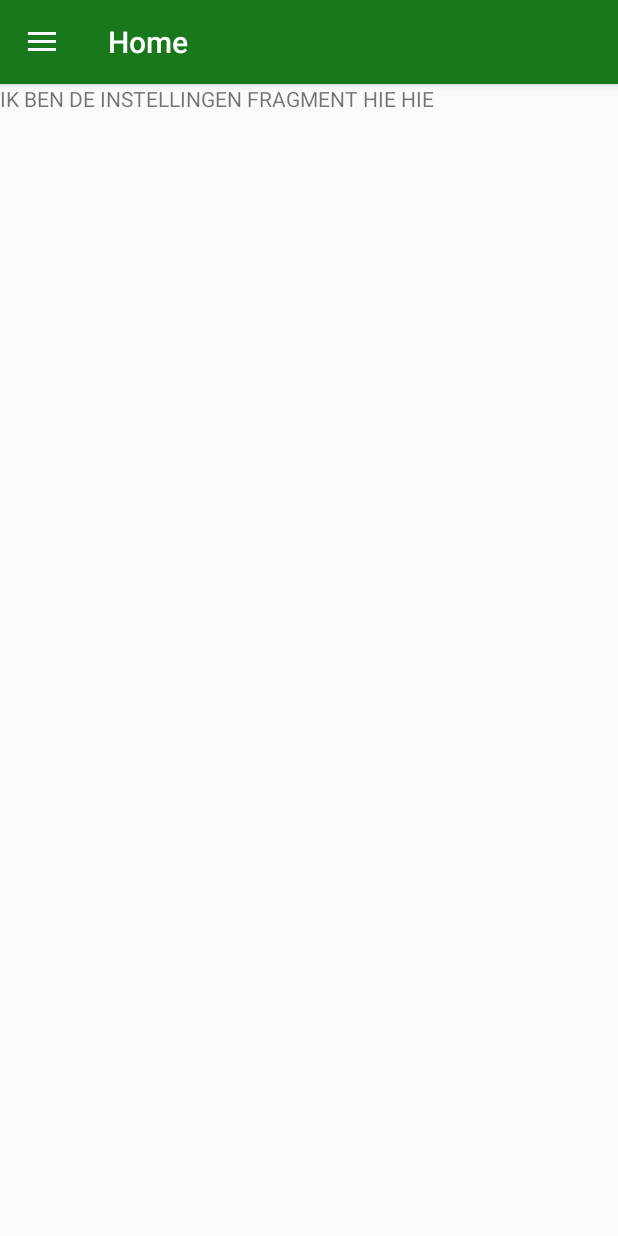
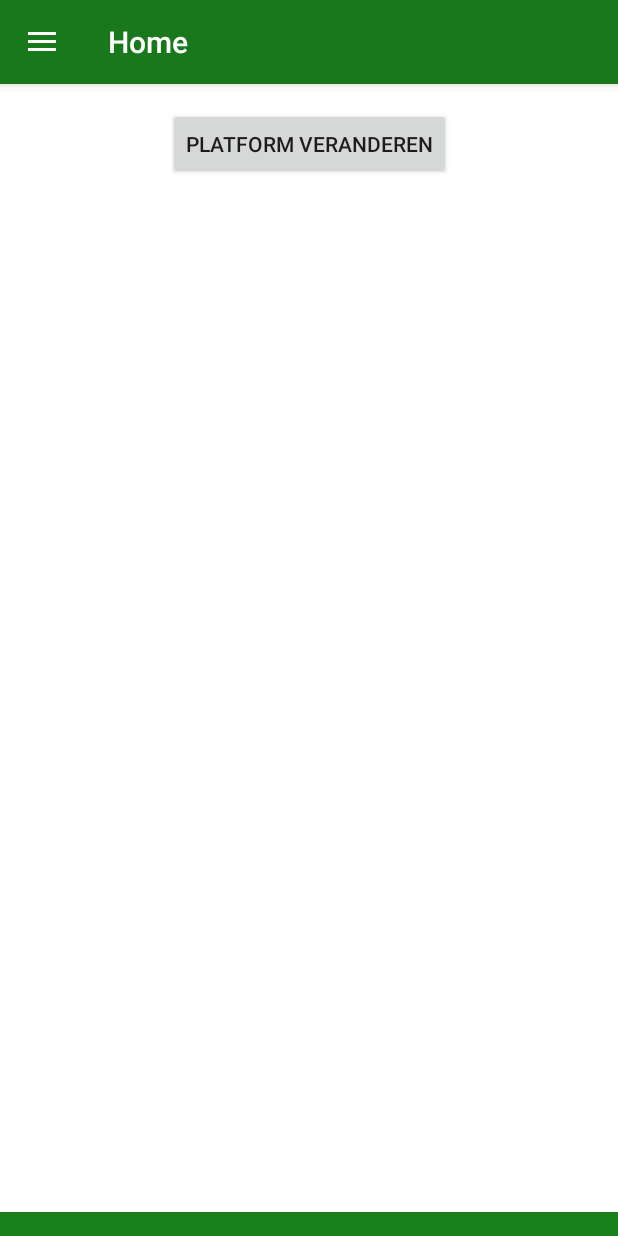
Before and after one commit to YeetIntoOblivion/TreeCompany_Android, an Android app: the fragment SettingsFragment placed in its activity, on a phone screen of 412 x 824 dp. Run offline under Robolectric (Android 15) with nearby library versions, the phone set to English and light mode, and no system bars; 1 statement that could not run was skipped.

Commit message:
Platform preferences completed

```diff
--- a/app/src/main/java/com/spanishinquisition/treecompany/activities/SplashScreenActivity.kt
+++ b/app/src/main/java/com/spanishinquisition/treecompany/activities/SplashScreenActivity.kt
@@ -9,7 +9,7 @@ import android.util.Log
 import android.widget.ImageView
 import android.widget.TextView
 import com.spanishinquisition.treecompany.R
-import com.spanishinquisition.treecompany.rest.SplashConnection
+import com.spanishinquisition.treecompany.rest.isConnectedToServer
 import io.reactivex.Observable
 import io.reactivex.android.schedulers.AndroidSchedulers
 import io.reactivex.disposables.Disposable
@@ -53,7 +53,7 @@ class SplashScreenActivity : Activity() {
 
     private fun contactBackEnd() {
         val observable = Observable.create<Boolean> { emitter ->
-            emitter.onNext(SplashConnection(this).isConnectedToServer())
+            emitter.onNext(isConnectedToServer(this))
         }
 
         localhostSubscription = observable
--- a/app/src/main/java/com/spanishinquisition/treecompany/fragments/SettingsFragment.kt
+++ b/app/src/main/java/com/spanishinquisition/treecompany/fragments/SettingsFragment.kt
@@ -1,22 +1,38 @@
 package com.spanishinquisition.treecompany.fragments
 
 
+import android.content.Intent
 import android.os.Bundle
 import androidx.fragment.app.Fragment
 import android.view.LayoutInflater
 import android.view.View
 import android.view.ViewGroup
+import android.widget.Button
 
 import com.spanishinquisition.treecompany.R
+import com.spanishinquisition.treecompany.activities.ChoosePlatformActivity
+import kotlinx.android.synthetic.main.fragment_settings.view.*
 
 class SettingsFragment : Fragment() {
+    private lateinit var changePlatformBtn: Button
 
     override fun onCreateView(
         inflater: LayoutInflater, container: ViewGroup?,
         savedInstanceState: Bundle?
     ): View? {
-        return inflater.inflate(R.layout.fragment_settings, container, false)
+        val view = inflater.inflate(R.layout.fragment_settings, container, false)
+        initialiseViews(view)
+        addEventHandlers()
+        return view
     }
 
+    private fun initialiseViews(view: View) {
+        changePlatformBtn = view.changePlatformBtn
+    }
 
+    private fun addEventHandlers() {
+        changePlatformBtn.setOnClickListener {
+            startActivity(Intent(activity, ChoosePlatformActivity::class.java))
+        }
+    }
 }
--- a/app/src/main/java/com/spanishinquisition/treecompany/rest/RetroFit.kt
+++ b/app/src/main/java/com/spanishinquisition/treecompany/rest/RetroFit.kt
@@ -1,5 +1,7 @@
 package com.spanishinquisition.treecompany.rest
 
+import android.content.Context
+import android.net.ConnectivityManager
 import com.google.gson.GsonBuilder
 import com.spanishinquisition.treecompany.models.Idea
 import com.spanishinquisition.treecompany.models.Platform
@@ -7,14 +9,15 @@ import com.spanishinquisition.treecompany.models.projects.Ideation
 import com.spanishinquisition.treecompany.models.projects.Module
 import com.spanishinquisition.treecompany.models.projects.Project
 import com.spanishinquisition.treecompany.models.projects.Questionnaire
+import okhttp3.Request
 import retrofit2.Call
 import retrofit2.Retrofit
 import retrofit2.converter.gson.GsonConverterFactory
 import retrofit2.http.GET
 import retrofit2.http.Query
+import java.io.IOException
 
-var base_url: String = "https://10.0.2.2:5001/"
-
+var BASE_URL: String = "https://10.0.2.2:5001/"
 
 fun getClient(): ApiService {
     val gson = GsonBuilder()
@@ -22,7 +25,7 @@ fun getClient(): ApiService {
         .create()
 
     val retrofit = Retrofit.Builder()
-        .baseUrl(base_url)
+        .baseUrl(BASE_URL)
         .client(UnsafeOkHttpClient.getUnsafeOkHttpClient())
         .addConverterFactory(GsonConverterFactory.create(gson))
         .build()
@@ -71,3 +74,23 @@ interface ApiService {
     @GET("api/module/GetIdeas")
     fun getIdeas(@Query("id") id: Int): Call<List<Idea>>
 }
+
+fun isConnectedToServer(context: Context): Boolean {
+    val connMgr = context.getSystemService(
+        Context.CONNECTIVITY_SERVICE
+    ) as ConnectivityManager
+    val networkInfo = connMgr.activeNetworkInfo
+    if (networkInfo != null && networkInfo.isConnected) {
+        try {
+            val request = Request.Builder()
+                .url(BASE_URL)
+                .build()
+
+            val client = UnsafeOkHttpClient.getUnsafeOkHttpClient()
+            return client.newCall(request).execute().isSuccessful
+        } catch (e: IOException) {
+            e.printStackTrace()
+        }
+    }
+    return false
+}
--- a/app/src/main/res/layout/activity_choose_platform.xml
+++ b/app/src/main/res/layout/activity_choose_platform.xml
@@ -28,6 +28,7 @@
                 android:text="@string/first_time_explain"
                 android:layout_width="0dp"
                 android:layout_height="wrap_content" android:id="@+id/firstTimeExplain"
+                android:gravity="center"
                 app:layout_constraintStart_toStartOf="parent"
                 app:layout_constraintEnd_toEndOf="parent" android:layout_marginEnd="24dp"
                 app:layout_constraintTop_toBottomOf="@+id/firstTimeTitle" android:layout_marginTop="16dp"
--- a/app/src/main/res/layout/fragment_settings.xml
+++ b/app/src/main/res/layout/fragment_settings.xml
@@ -1,13 +1,27 @@
 <?xml version="1.0" encoding="utf-8"?>
 <FrameLayout xmlns:android="http://schemas.android.com/apk/res/android"
-             xmlns:tools="http://schemas.android.com/tools"
+             xmlns:app="http://schemas.android.com/apk/res-auto" xmlns:tools="http://schemas.android.com/tools"
              android:layout_width="match_parent"
              android:layout_height="match_parent"
              tools:context=".fragments.SettingsFragment">
-
-    <!-- TODO: Update blank fragment layout -->
-    <TextView
+    <androidx.constraintlayout.widget.ConstraintLayout
             android:layout_width="match_parent"
             android:layout_height="match_parent"
-            android:text="@string/settings_fragment"/>
+            android:background="@color/colorPrimary">
+        <androidx.constraintlayout.widget.ConstraintLayout
+                android:layout_width="match_parent"
+                android:layout_height="match_parent" app:layout_constraintStart_toStartOf="parent"
+                app:layout_constraintTop_toTopOf="parent" app:layout_constraintEnd_toEndOf="parent"
+                app:layout_constraintBottom_toBottomOf="parent" android:layout_marginBottom="16dp"
+                android:background="@color/white">
+            <Button
+                    android:text="@string/change_platform"
+                    android:layout_width="wrap_content"
+                    android:layout_height="wrap_content"
+                    android:id="@+id/changePlatformBtn"
+                    app:layout_constraintTop_toTopOf="parent" android:layout_marginTop="16dp"
+                    app:layout_constraintStart_toStartOf="parent"
+                    app:layout_constraintEnd_toEndOf="parent"/>
+        </androidx.constraintlayout.widget.ConstraintLayout>
+    </androidx.constraintlayout.widget.ConstraintLayout>
 </FrameLayout>
--- a/app/src/main/res/values/strings.xml
+++ b/app/src/main/res/values/strings.xml
@@ -41,9 +41,6 @@
     <string name="dialog_connection_retry">Opnieuw</string>
     <string name="dialog_connection_shutdown">Afsluiten</string>
 
-    <!-- TODO: Remove or change this placeholder text -->
-    <string name="settings_fragment">IK BEN DE INSTELLINGEN FRAGMENT HIE HIE</string>
-
     <string name="stem">Stemmen</string>
     <string name="reageer">Reageren</string>
 
@@ -78,5 +75,8 @@
     <string name="first_time_selection">Huidige selectie: geen</string>
     <string name="first_time_selection_item">Huidige selectie: %1$s</string>
     <string name="app_pref">app_pref</string>
+    <string name="x_time_selection">Verander hier je platform.</string>
+    <string name="pref_platform_name">pref_platform_name</string>
+    <string name="change_platform">Platform veranderen</string>
 
 </resources>
```
Also changed, not shown: app/src/main/java/com/spanishinquisition/treecompany/activities/ChoosePlatformActivity.kt (+16 -1 lines), app/src/main/java/com/spanishinquisition/treecompany/rest/SplashConnection.kt (deleted, +0 -30 lines).
